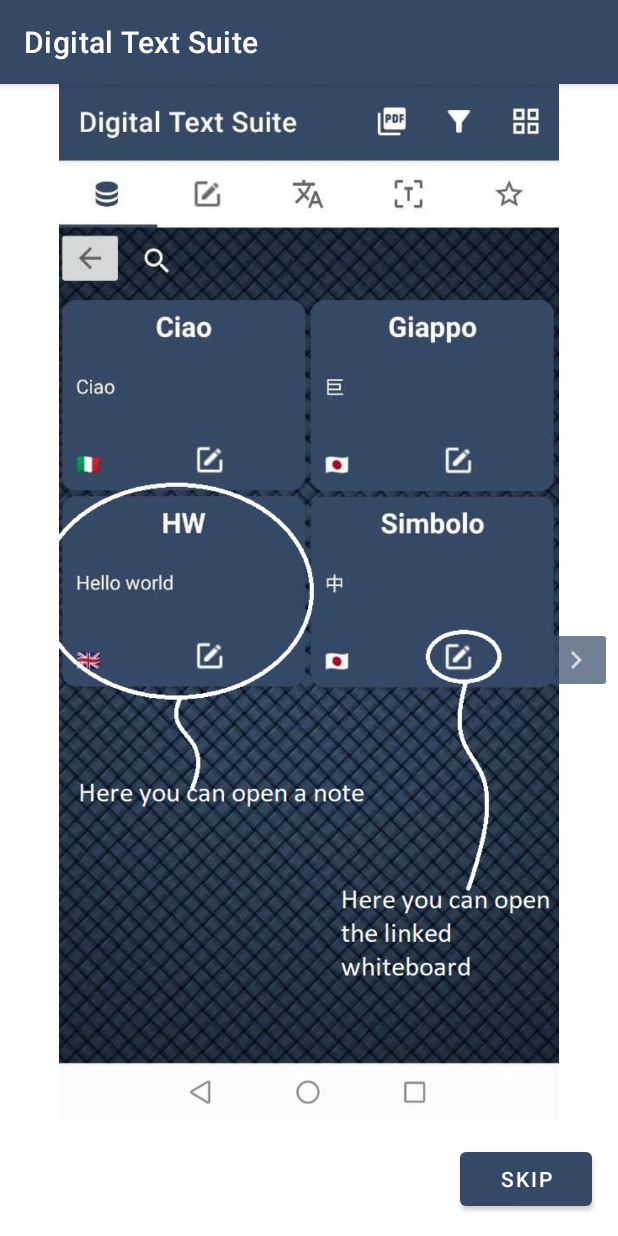
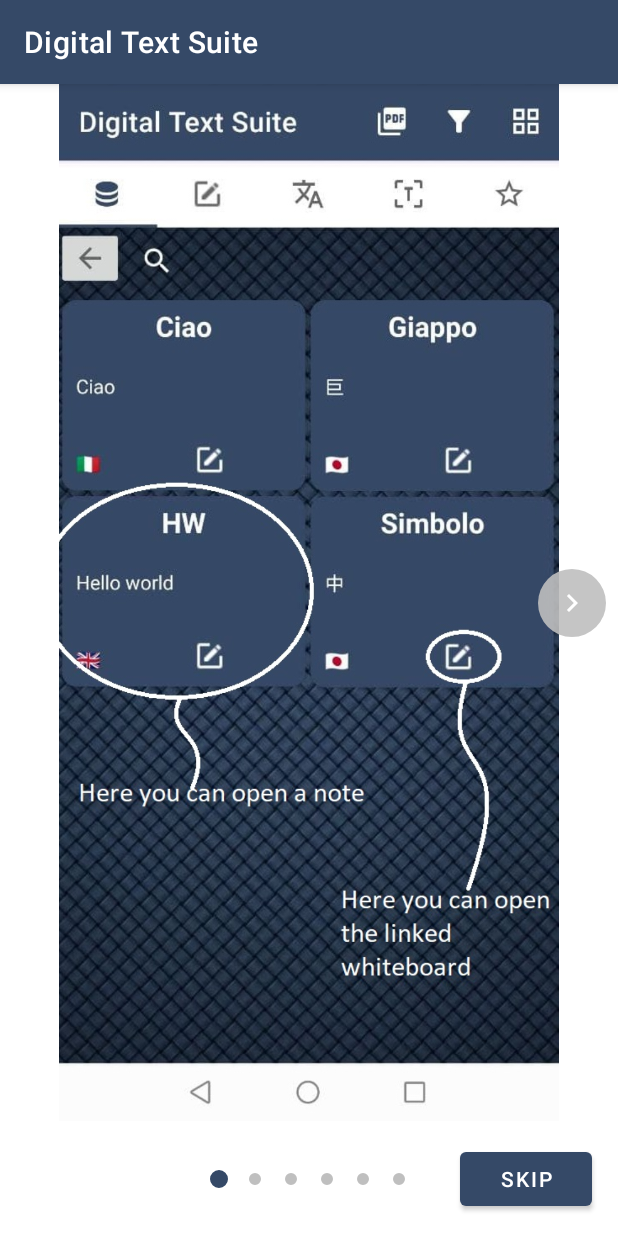
Before and after one commit to matteociccaglione/DigitalTextSuite, an Android app: the screen it shows after launch (TutorialActivity), on a phone screen of 412 x 824 dp. Run offline under Robolectric (Android 15) with nearby library versions, the phone set to English and light mode, and no system bars; Roboto replaces fonts that are not available here.

Commit message:
Tutorial completed and Italian language is now available

```diff
--- a/DigitalTextSuite/app/build.gradle
+++ b/DigitalTextSuite/app/build.gradle
@@ -58,9 +58,9 @@ dependencies {
 // CameraX core library using camera2 implementation
     implementation "androidx.camera:camera-camera2:$camerax_version"
 // CameraX Lifecycle Library
-    implementation "androidx.camera:camera-lifecycle:1.1.0-alpha05"
+    implementation "androidx.camera:camera-lifecycle:1.1.0-alpha04"
 // CameraX View class
-    implementation "androidx.camera:camera-view:1.0.0-alpha25"
+    implementation "androidx.camera:camera-view:1.0.0-alpha24"
 
 
     implementation "androidx.fragment:fragment-ktx:1.3.4"
--- a/DigitalTextSuite/app/src/main/java/it/trentabitplus/digitaltextsuite/activities/TutorialActivity.kt
+++ b/DigitalTextSuite/app/src/main/java/it/trentabitplus/digitaltextsuite/activities/TutorialActivity.kt
@@ -10,19 +10,39 @@ import android.widget.ImageView
 import androidx.constraintlayout.widget.ConstraintLayout
 import androidx.core.view.children
 import androidx.core.view.isVisible
-import androidx.fragment.app.Fragment
-import androidx.fragment.app.FragmentActivity
 import androidx.recyclerview.widget.RecyclerView
-import androidx.viewpager2.adapter.FragmentStateAdapter
+import androidx.viewpager2.widget.ViewPager2
 import com.bumptech.glide.Glide
+import com.google.android.material.tabs.TabLayoutMediator
 import it.trentabitplus.digitaltextsuite.R
 import it.trentabitplus.digitaltextsuite.databinding.ActivityTutorialBinding
 
 class TutorialActivity : AppCompatActivity() {
+
     private lateinit var binding: ActivityTutorialBinding
-    private var listFragment = listOf(R.layout.all_files_frag_tutorial,R.layout.whiteboard_frag_tutorial,
-    R.layout.whiteboard_activity_tutorial,R.layout.translate_frag_tutorial,R.layout.digital_recognize_frag_tutorial,
-    R.layout.text_result_activity_tutorial)
+    private var listFragment = listOf(R.layout.all_files_frag_tutorial,R.layout.whiteboard_frag_tutorial
+        ,R.layout.whiteboard_activity_tutorial,R.layout.translate_frag_tutorial,R.layout.digital_recognize_frag_tutorial
+        ,R.layout.text_result_activity_tutorial)
+
+    private var pageChangeCallback:
+            ViewPager2.OnPageChangeCallback = object : ViewPager2.OnPageChangeCallback() {
+        override fun onPageSelected(position: Int) {
+            super.onPageSelected(position)
+            when (position) {
+                listFragment.size - 1 -> {
+                    binding.btnSkip.text = getString(R.string.got_it)
+                }
+                0 -> {
+                    binding.ibPrevTutorial.isVisible = false
+                }
+                else -> {
+                    binding.btnSkip.text = getString(R.string.btn_skip)
+                    binding.ibPrevTutorial.isVisible = true
+                }
+            }
+        }
+    }
+
     override fun onCreate(savedInstanceState: Bundle?) {
         super.onCreate(savedInstanceState)
         binding = ActivityTutorialBinding.inflate(layoutInflater)
@@ -32,12 +52,14 @@ class TutorialActivity : AppCompatActivity() {
     private fun launchApp(){
         val intent = Intent(this,RealMainActivity::class.java)
         startActivity(intent)
+        finish()
     }
     private fun init(){
-        binding.imageButton3.isVisible = false
+        binding.ibPrevTutorial.isVisible = false
         binding.viewPager.adapter = TutorialAdapter()
+        binding.viewPager.registerOnPageChangeCallback(pageChangeCallback)
+
         binding.ibNextTutorial.setOnClickListener{
-            binding.imageButton3.isVisible = true
             val current = binding.viewPager.currentItem+1
             if(current<listFragment.size){
                 binding.viewPager.currentItem = current
@@ -46,18 +68,27 @@ class TutorialActivity : AppCompatActivity() {
                 launchApp()
             }
         }
-        binding.imageButton3.setOnClickListener{
+
+        binding.ibPrevTutorial.setOnClickListener{
             val current = binding.viewPager.currentItem-1
             if(current >= 0){
                 binding.viewPager.currentItem = current
 
             }
-            binding.imageButton3.isVisible = current!=0
         }
+
         binding.btnSkip.setOnClickListener{
             launchApp()
         }
+
+        // setting the tab layout with viewPager to show dots
+        val tabLayoutMediator = TabLayoutMediator(binding.tabDots, binding.viewPager
+        ) { _, _ ->
+
+        }
+        tabLayoutMediator.attach()
     }
+
     inner class TutorialAdapter: RecyclerView.Adapter<TutorialAdapter.ViewHolder>(){
 
         inner class ViewHolder(val view: View): RecyclerView.ViewHolder(view){
--- a/DigitalTextSuite/app/src/main/java/it/trentabitplus/digitaltextsuite/widget/MyAppWidget.kt
+++ b/DigitalTextSuite/app/src/main/java/it/trentabitplus/digitaltextsuite/widget/MyAppWidget.kt
@@ -24,10 +24,6 @@ class MyAppWidget : AppWidgetProvider() {
             for (appWidgetId in appWidgetIds) {
                 val remoteViews = RemoteViews(context?.packageName, R.layout.layout_my_app_widget)
                 val thisWidget = context?.let { ComponentName(it, MyAppWidget::class.java) }
-//                remoteViews.setOnClickPendingIntent(R.id.btn_digital_link, getPendingSelfIntent(context, "b1"))
-//                remoteViews.setOnClickPendingIntent(R.id.btn_all_files, getPendingSelfIntent(context, "b2"))
-//                remoteViews.setOnClickPendingIntent(R.id.btn_traslate, getPendingSelfIntent(context, "b3"))
-//                remoteViews.setOnClickPendingIntent(R.id.btn_digitalizer, getPendingSelfIntent(context, "b4"))
 
                 remoteViews.setOnClickPendingIntent(R.id.btnWhiteboard, getPendingSelfIntent(context, "b1"))
                 remoteViews.setOnClickPendingIntent(R.id.btnAllFiles, getPendingSelfIntent(context, "b2"))
--- /dev/null
+++ b/DigitalTextSuite/app/src/main/res/drawable/default_dot.xml
@@ -0,0 +1,12 @@
+<?xml version="1.0" encoding="utf-8"?>
+<layer-list xmlns:android="http://schemas.android.com/apk/res/android">
+    <item>
+        <shape
+            android:innerRadius="0dp"
+            android:shape="ring"
+            android:thickness="4dp"
+            android:useLevel="false">
+            <solid android:color="@color/hint_txt"/>
+        </shape>
+    </item>
+</layer-list>
--- /dev/null
+++ b/DigitalTextSuite/app/src/main/res/drawable/round_btn_grey.xml
@@ -0,0 +1,7 @@
+<?xml version="1.0" encoding="utf-8"?>
+<shape xmlns:android="http://schemas.android.com/apk/res/android"
+    android:shape="oval">
+    <solid android:color="@color/hint_txt"/>
+    <size android:height="45dp"
+        android:width="45dp"/>
+</shape>
--- /dev/null
+++ b/DigitalTextSuite/app/src/main/res/drawable/selected_dot.xml
@@ -0,0 +1,12 @@
+<?xml version="1.0" encoding="utf-8"?>
+<layer-list xmlns:android="http://schemas.android.com/apk/res/android">
+    <item>
+        <shape
+            android:innerRadius="0dp"
+            android:shape="ring"
+            android:thickness="6dp"
+            android:useLevel="false">
+            <solid android:color="@color/fab_blue"/>
+        </shape>
+    </item>
+</layer-list>
--- /dev/null
+++ b/DigitalTextSuite/app/src/main/res/drawable/tab_selector.xml
@@ -0,0 +1,8 @@
+<?xml version="1.0" encoding="utf-8"?>
+<selector xmlns:android="http://schemas.android.com/apk/res/android">
+
+    <item android:drawable="@drawable/selected_dot"
+        android:state_selected="true"/>
+
+    <item android:drawable="@drawable/default_dot"/>
+</selector>
--- a/DigitalTextSuite/app/src/main/res/layout/activity_real_main.xml
+++ b/DigitalTextSuite/app/src/main/res/layout/activity_real_main.xml
@@ -1,7 +1,6 @@
 <?xml version="1.0" encoding="utf-8"?>
 <androidx.constraintlayout.widget.ConstraintLayout xmlns:android="http://schemas.android.com/apk/res/android"
     xmlns:app="http://schemas.android.com/apk/res-auto"
-    xmlns:tools="http://schemas.android.com/tools"
     android:layout_width="match_parent"
     android:layout_height="match_parent"
    >
--- a/DigitalTextSuite/app/src/main/res/layout/activity_tutorial.xml
+++ b/DigitalTextSuite/app/src/main/res/layout/activity_tutorial.xml
@@ -1,7 +1,6 @@
 <?xml version="1.0" encoding="utf-8"?>
 <androidx.constraintlayout.widget.ConstraintLayout xmlns:android="http://schemas.android.com/apk/res/android"
     xmlns:app="http://schemas.android.com/apk/res-auto"
-    xmlns:tools="http://schemas.android.com/tools"
     android:layout_width="match_parent"
     android:layout_height="match_parent">
 
@@ -15,6 +14,19 @@
         app:layout_constraintTop_toTopOf="parent">
 
     </androidx.viewpager2.widget.ViewPager2>
+
+    <com.google.android.material.tabs.TabLayout
+        android:id="@+id/tabDots"
+        android:layout_width="match_parent"
+        android:layout_height="wrap_content"
+        android:layout_alignParentBottom="true"
+        app:layout_constraintBottom_toBottomOf="parent"
+        app:layout_constraintEnd_toEndOf="parent"
+        app:layout_constraintStart_toStartOf="parent"
+        app:layout_constraintTop_toBottomOf="@+id/view_pager"
+        app:tabBackground="@drawable/tab_selector"
+        app:tabGravity="center"
+        app:tabIndicatorHeight="0dp" />
 
     <Button
         android:id="@+id/btnSkip"
@@ -30,22 +42,22 @@
         android:id="@+id/ibNextTutorial"
         android:layout_width="wrap_content"
         android:layout_height="wrap_content"
-        android:layout_marginEnd="4dp"
-        android:alpha="0.7"
-        android:backgroundTint="@color/fab_blue"
-        app:layout_constraintBottom_toBottomOf="parent"
+        android:layout_marginEnd="8dp"
+        android:alpha="0.9"
+        android:background="@drawable/round_btn_grey"
+        app:layout_constraintBottom_toTopOf="@+id/guideline22"
         app:layout_constraintEnd_toEndOf="parent"
         app:layout_constraintTop_toTopOf="parent"
         app:srcCompat="@drawable/ic_baseline_keyboard_arrow_right_24" />
 
     <ImageButton
-        android:id="@+id/imageButton3"
+        android:id="@+id/ibPrevTutorial"
         android:layout_width="wrap_content"
         android:layout_height="wrap_content"
-        android:layout_marginStart="4dp"
-        android:alpha="0.7"
-        android:backgroundTint="@color/fab_blue"
-        app:layout_constraintBottom_toBottomOf="parent"
+        android:layout_marginStart="8dp"
+        android:alpha="0.9"
+        android:background="@drawable/round_btn_grey"
+        app:layout_constraintBottom_toTopOf="@+id/guideline22"
         app:layout_constraintStart_toStartOf="parent"
         app:layout_constraintTop_toTopOf="@+id/view_pager"
         app:srcCompat="@drawable/ic_baseline_keyboard_arrow_left_24" />
```
Also changed, not shown: DigitalTextSuite/app/src/main/res/values/strings.xml (+28 -27 lines), 1 other file.
